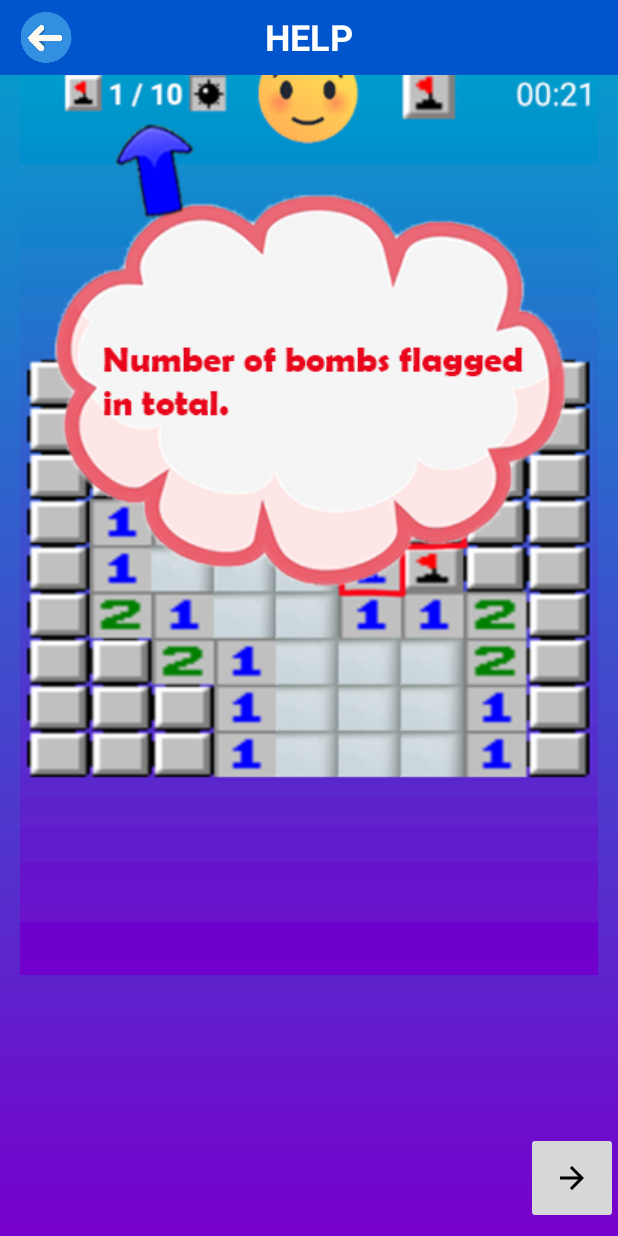
After one commit to Nagi281/Minesweeper, an Android app: the HelpActivity screen opened directly, with no data from a screen before it, on a phone screen of 412 x 824 dp. The commit adds this screen. Run offline under Robolectric (Android 15) with nearby library versions, the phone set to English and light mode, and no system bars.

Commit message:
Update help feature

```diff
--- a/app/build.gradle
+++ b/app/build.gradle
@@ -27,5 +27,6 @@ dependencies {
     testImplementation 'junit:junit:4.12'
     androidTestImplementation 'androidx.test.ext:junit:1.1.1'
     androidTestImplementation 'androidx.test.espresso:espresso-core:3.2.0'
+    //noinspection GradleCompatible
     implementation 'com.android.support:design:28.0.0'
 }
--- a/app/src/main/AndroidManifest.xml
+++ b/app/src/main/AndroidManifest.xml
@@ -28,6 +28,12 @@
             android:screenOrientation="portrait"
             android:theme="@style/AppTheme.NoActionBar">
         </activity>
+        <activity
+            android:name=".HelpActivity"
+            android:label="@string/app_name"
+            android:screenOrientation="portrait"
+            android:theme="@style/AppTheme.NoActionBar">
+        </activity>
     </application>
 
 </manifest>
--- /dev/null
+++ b/app/src/main/java/com/example/dntminesweeper/HelpActivity.java
@@ -0,0 +1,98 @@
+package com.example.dntminesweeper;
+
+import android.os.Bundle;
+import android.view.View;
+import android.widget.ImageButton;
+import android.widget.ImageView;
+import android.widget.Toast;
+
+import androidx.appcompat.app.AppCompatActivity;
+
+public class HelpActivity extends AppCompatActivity {
+    private ImageView mIvBackground, mIvBack;
+    private ImageButton mIBtnBack, mIBtnNext;
+    private int imageIndex = 1;
+
+    @Override
+    protected void onCreate(Bundle savedInstanceState) {
+        super.onCreate(savedInstanceState);
+        setContentView(R.layout.activity_help);
+        componentInit();
+        startEventListening();
+    }
+
+    private void componentInit() {
+        mIvBack = findViewById(R.id.help_back);
+        mIBtnBack = findViewById(R.id.help_back1);
+        mIBtnNext = findViewById(R.id.help_next1);
+        mIvBackground = findViewById(R.id.help_bgr);
+        mIvBackground.setScaleType(ImageView.ScaleType.CENTER);
+        setImageBackground();
+        mIBtnBack.setVisibility(View.GONE);
+    }
+
+    private void startEventListening() {
+        mIvBack.setOnClickListener(new View.OnClickListener() {
+            @Override
+            public void onClick(View v) {
+                onBackPressed();
+            }
+        });
+        mIBtnBack.setOnClickListener(new View.OnClickListener() {
+            @Override
+            public void onClick(View v) {
+                imageIndex--;
+                setImageBackground();
+            }
+        });
+        mIBtnNext.setOnClickListener(new View.OnClickListener() {
+            @Override
+            public void onClick(View v) {
+                imageIndex++;
+                setImageBackground();
+            }
+        });
+    }
+
+    private void setImageBackground() {
+        switch (imageIndex) {
+            case 1:
+                mIvBackground.setImageDrawable(getResources().getDrawable(R.drawable.help1));
+                mIBtnBack.setVisibility(View.GONE);
+                break;
+            case 2:
+                mIvBackground.setImageDrawable(getResources().getDrawable(R.drawable.help2));
+                mIBtnBack.setVisibility(View.VISIBLE);
+                break;
+            case 3:
+                mIvBackground.setImageDrawable(getResources().getDrawable(R.drawable.help3));
+                break;
+            case 4:
+                mIvBackground.setImageDrawable(getResources().getDrawable(R.drawable.help4));
+                break;
+            case 5:
+                mIvBackground.setImageDrawable(getResources().getDrawable(R.drawable.help5));
+                break;
+            case 6:
+                mIvBackground.setImageDrawable(getResources().getDrawable(R.drawable.help6));
+                break;
+            case 7:
+                mIvBackground.setImageDrawable(getResources().getDrawable(R.drawable.help7));
+                break;
+            case 8:
+                mIvBackground.setImageDrawable(getResources().getDrawable(R.drawable.winhelp));
+                break;
+            case 9:
+                mIvBackground.setImageDrawable(getResources().getDrawable(R.drawable.losehelp));
+                mIBtnNext.setImageDrawable(getResources().getDrawable(R.drawable.ic_done_black_24dp));
+                break;
+            case 10:
+                imageIndex = 1;
+                finish();
+                break;
+            default:
+                Toast.makeText(this, "Error!", Toast.LENGTH_SHORT).show();
+                break;
+        }
+    }
+}
--- /dev/null
+++ b/app/src/main/res/drawable/ic_arrow_back_black_24dp.xml
@@ -0,0 +1,9 @@
+<vector xmlns:android="http://schemas.android.com/apk/res/android"
+        android:width="24dp"
+        android:height="24dp"
+        android:viewportWidth="24.0"
+        android:viewportHeight="24.0">
+    <path
+        android:fillColor="#FF000000"
+        android:pathData="M20,11H7.83l5.59,-5.59L12,4l-8,8 8,8 1.41,-1.41L7.83,13H20v-2z"/>
+</vector>
--- /dev/null
+++ b/app/src/main/res/drawable/ic_arrow_forward_black_24dp.xml
@@ -0,0 +1,9 @@
+<vector xmlns:android="http://schemas.android.com/apk/res/android"
+        android:width="24dp"
+        android:height="24dp"
+        android:viewportWidth="24.0"
+        android:viewportHeight="24.0">
+    <path
+        android:fillColor="#FF000000"
+        android:pathData="M12,4l-1.41,1.41L16.17,11H4v2h12.17l-5.58,5.59L12,20l8,-8z"/>
+</vector>
--- /dev/null
+++ b/app/src/main/res/drawable/ic_done_black_24dp.xml
@@ -0,0 +1,9 @@
+<vector xmlns:android="http://schemas.android.com/apk/res/android"
+        android:width="24dp"
+        android:height="24dp"
+        android:viewportWidth="24.0"
+        android:viewportHeight="24.0">
+    <path
+        android:fillColor="#FF000000"
+        android:pathData="M9,16.2L4.8,12l-1.4,1.4L9,19 21,7l-1.4,-1.4L9,16.2z"/>
+</vector>
--- /dev/null
+++ b/app/src/main/res/layout/activity_help.xml
@@ -0,0 +1,76 @@
+<?xml version="1.0" encoding="utf-8"?>
+<RelativeLayout xmlns:android="http://schemas.android.com/apk/res/android"
+    xmlns:app="http://schemas.android.com/apk/res-auto"
+    xmlns:tools="http://schemas.android.com/tools"
+    android:id="@+id/frameLayout2"
+    android:layout_width="match_parent"
+    android:layout_height="match_parent"
+    android:background="@drawable/background_gradient"
+    android:orientation="vertical"
+    tools:context=".HelpActivity">
+
+    <androidx.constraintlayout.widget.ConstraintLayout
+        android:id="@+id/constraintLayout"
+        android:layout_width="match_parent"
+        android:layout_height="50dp"
+        android:background="#0055cc">
+
+        <ImageView
+            android:id="@+id/help_back"
+            android:layout_width="61dp"
+            android:layout_height="0dp"
+            android:layout_marginTop="8dp"
+            android:layout_marginBottom="8dp"
+            app:layout_constraintBottom_toBottomOf="parent"
+            app:layout_constraintStart_toStartOf="parent"
+            app:layout_constraintTop_toTopOf="parent"
+            app:srcCompat="@drawable/backbtn" />
+
+        <TextView
+            android:id="@+id/textView2"
+            android:layout_width="wrap_content"
+            android:layout_height="wrap_content"
+            android:layout_marginStart="8dp"
+            android:layout_marginLeft="8dp"
+            android:layout_marginTop="8dp"
+            android:layout_marginEnd="8dp"
+            android:layout_marginRight="8dp"
+            android:text="HELP"
+            android:textColor="@android:color/white"
+            android:textSize="24sp"
+            android:textStyle="bold"
+            app:layout_constraintEnd_toEndOf="parent"
+            app:layout_constraintStart_toStartOf="parent"
+            app:layout_constraintTop_toTopOf="parent" />
+
+    </androidx.constraintlayout.widget.ConstraintLayout>
+
+    <ImageView
+        android:id="@+id/help_bgr"
+        android:layout_width="match_parent"
+        android:layout_height="600dp"
+        android:layout_below="@+id/constraintLayout"
+        android:layout_marginTop="0dp"
+        android:scaleType="center" />
+
+    <ImageButton
+        android:id="@+id/help_back1"
+        android:layout_width="61dp"
+        android:layout_height="61dp"
+        android:layout_alignParentBottom="true"
+        android:layout_marginTop="8dp"
+        android:layout_marginBottom="8dp"
+        app:srcCompat="@drawable/ic_arrow_back_black_24dp"
+        tools:ignore="VectorDrawableCompat" />
+
+    <ImageButton
+        android:id="@+id/help_next1"
+        android:layout_width="61dp"
+        android:layout_height="61dp"
+        android:layout_alignParentRight="true"
+        android:layout_alignParentBottom="true"
+        android:layout_marginTop="8dp"
+        android:layout_marginBottom="8dp"
+        app:srcCompat="@drawable/ic_arrow_forward_black_24dp"
+        tools:ignore="VectorDrawableCompat" />
+</RelativeLayout>
```
Also changed, not shown: app/src/main/java/com/example/dntminesweeper/MainActivity.java (+7 -4 lines), app/src/main/res/drawable/help1.png (added), app/src/main/res/drawable/help2.png (added), app/src/main/res/drawable/help3.png (added), app/src/main/res/drawable/help4.png (added), app/src/main/res/drawable/help5.png (added), app/src/main/res/drawable/help6.png (added), app/src/main/res/drawable/help7.png (added), app/src/main/res/drawable/losehelp.png (added), app/src/main/res/drawable/winhelp.png (added).
